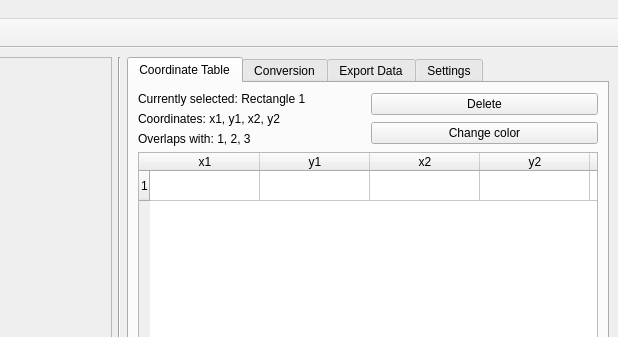
Qt form src/main/resources/base/rectmap.ui (lgactna/RectangleMappingTool) before a commit; both pictures show x 380 to 998 and y 0 to 337 of the 998 by 744 pixel window.
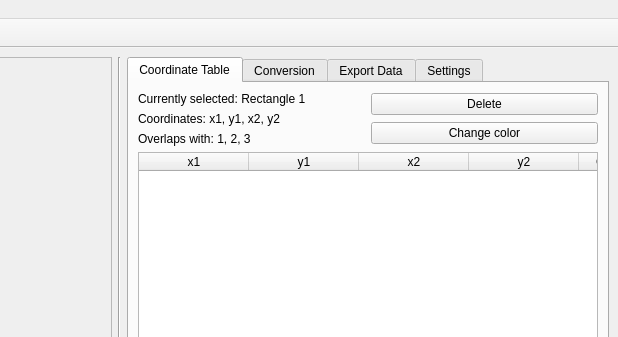
The same form after that commit. The open tabs and pages were chosen to show the change.

Diff of the .ui file:
```diff
--- a/src/main/resources/base/rectmap.ui
+++ b/src/main/resources/base/rectmap.ui
@@ -133,11 +133,6 @@
           <attribute name="horizontalHeaderDefaultSectionSize">
            <number>110</number>
           </attribute>
-          <row>
-           <property name="text">
-            <string>1</string>
-           </property>
-          </row>
           <column>
            <property name="text">
             <string>x1</string>
```
Left out of the diff: 6 changed lines with no effect on the pictures.
